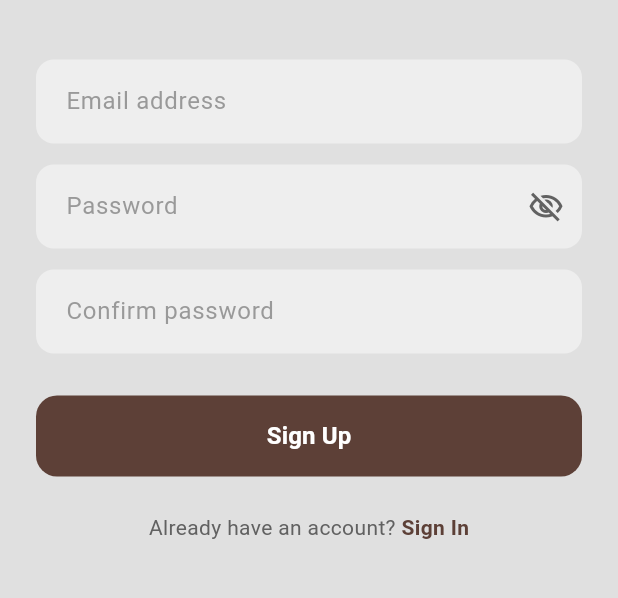
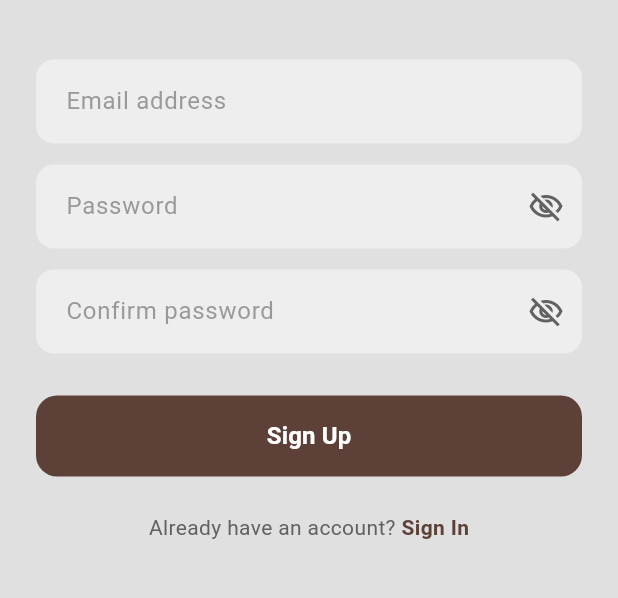
Before and after one commit to js-bhavyansh/hackathon_mobile_app, a Flutter app: the screen it shows after launch, after a tap on the "arrow forward" icon, after a tap on "Sign Up", on a phone screen of 412 x 824 dp, the part 245-843 px from its top. Run offline on Flutter 3.47's test engine with Material 3 defaults, Android fonts, the phone set to English and light mode, and no system bars; our stand-ins replace dio, equatable, flutter_bloc, flutter_secure_storage, google_nav_bar, lottie and 1 more; accounts and stored records are empty.

Commit message:
fix: sign up flow, confirm password eye icon, onboarding colors
- AuthCubit: handle session=null after signup (email confirmation pending)
  auto-attempts sign in after signup; shows clear message if confirmation needed
- SignUpScreen: add eye icon toggle for confirm password field
- OnboardingScreen: replace neon colors with warm muted amber/brown tones

Co-Authored-By: Claude Sonnet 4.6 (1M context) <noreply@anthropic.com>

```diff
--- a/lib/main.dart
+++ b/lib/main.dart
@@ -8,7 +8,6 @@ import 'package:booking_slot_app/utils/app_routes.dart';
 import 'package:booking_slot_app/utils/theme/theme.dart';
 import 'package:booking_slot_app/utils/theme/theme_provider.dart';
 import 'package:flutter/material.dart';
-import 'package:flutter_bloc/flutter_bloc.dart';
 import 'package:flutter_secure_storage/flutter_secure_storage.dart';
 import 'package:provider/provider.dart';
 import 'package:supabase_flutter/supabase_flutter.dart';
@@ -16,7 +15,6 @@ import 'package:supabase_flutter/supabase_flutter.dart';
 void main() async {
   WidgetsFlutterBinding.ensureInitialized();
 
-  // Init Supabase — used for auth across the app
   await Supabase.initialize(
     url: 'https://awpsolscrfwxxihtkeee.supabase.co',
     publishableKey:
@@ -28,12 +26,9 @@ void main() async {
   final initialTheme = (isDark == 'true') ? darkMode : lightMode;
 
   runApp(
-    MultiBlocProvider(
-      providers: const [],
-      child: ChangeNotifierProvider(
-        create: (_) => ThemeProvider(initialTheme),
-        child: const MyApp(),
-      ),
+    ChangeNotifierProvider(
+      create: (_) => ThemeProvider(initialTheme),
+      child: const MyApp(),
     ),
   );
 }
--- a/lib/presentation/auth/sign_up_screen.dart
+++ b/lib/presentation/auth/sign_up_screen.dart
@@ -19,6 +19,7 @@ class _SignUpScreenState extends State<SignUpScreen> {
   final _passCtrl = TextEditingController();
   final _confirmCtrl = TextEditingController();
   bool _obscurePass = true;
+  bool _obscureConfirm = true;
 
   @override
   void dispose() {
@@ -89,7 +90,14 @@ class _SignUpScreenState extends State<SignUpScreen> {
                     AppTextField(
                       hint: 'Confirm password',
                       controller: _confirmCtrl,
-                      obscureText: true,
+                      obscureText: _obscureConfirm,
+                      suffixIcon: IconButton(
+                        icon: Icon(
+                          _obscureConfirm ? Icons.visibility_off_outlined : Icons.visibility_outlined,
+                          color: color.secondary,
+                        ),
+                        onPressed: () => setState(() => _obscureConfirm = !_obscureConfirm),
+                      ),
                     ),
                     const SizedBox(height: 28),
                     AppButton(
--- a/lib/presentation/onboard/onboarding_screen.dart
+++ b/lib/presentation/onboard/onboarding_screen.dart
@@ -19,40 +19,40 @@ class _OnboardingScreenState extends State<OnboardingScreen> {
       backgroundColor: color.surface,
       body: Stack(
         children: [
-          // Top-left blob — blue-purple
+          // Top-left blob — warm amber
           Positioned(
             top: -60,
             left: -60,
             child: _GradientBlob(
               size: size.width * 0.75,
-              colors: [const Color(0xFF8B5CF6), const Color(0xFF6366F1)],
+              colors: [const Color(0xFFB45309), const Color(0xFF92400E)],
             ),
           ),
-          // Top-right smaller blob — pink
+          // Top-right smaller blob — muted brown
           Positioned(
             top: size.height * 0.1,
             right: -40,
             child: _GradientBlob(
               size: size.width * 0.4,
-              colors: [const Color(0xFFEC4899), const Color(0xFFF97316)],
+              colors: [const Color(0xFF78350F), const Color(0xFF92400E)],
             ),
           ),
-          // Bottom-center blob — orange-yellow
+          // Bottom-center blob — deep amber
           Positioned(
             bottom: -80,
             left: size.width * 0.1,
             child: _GradientBlob(
               size: size.width * 0.7,
-              colors: [const Color(0xFFF97316), const Color(0xFFFBBF24)],
+              colors: [const Color(0xFFD97706), const Color(0xFFB45309)],
             ),
           ),
-          // Bottom-right teal blob
+          // Bottom-right blob — warm sienna
           Positioned(
             bottom: size.height * 0.15,
             right: -30,
             child: _GradientBlob(
               size: size.width * 0.35,
-              colors: [const Color(0xFF14B8A6), const Color(0xFF06B6D4)],
+              colors: [const Color(0xFF92400E), const Color(0xFF78350F)],
             ),
           ),
 
```
Also changed, not shown: lib/bloc/auth/auth_cubit.dart (+28 -4 lines).
